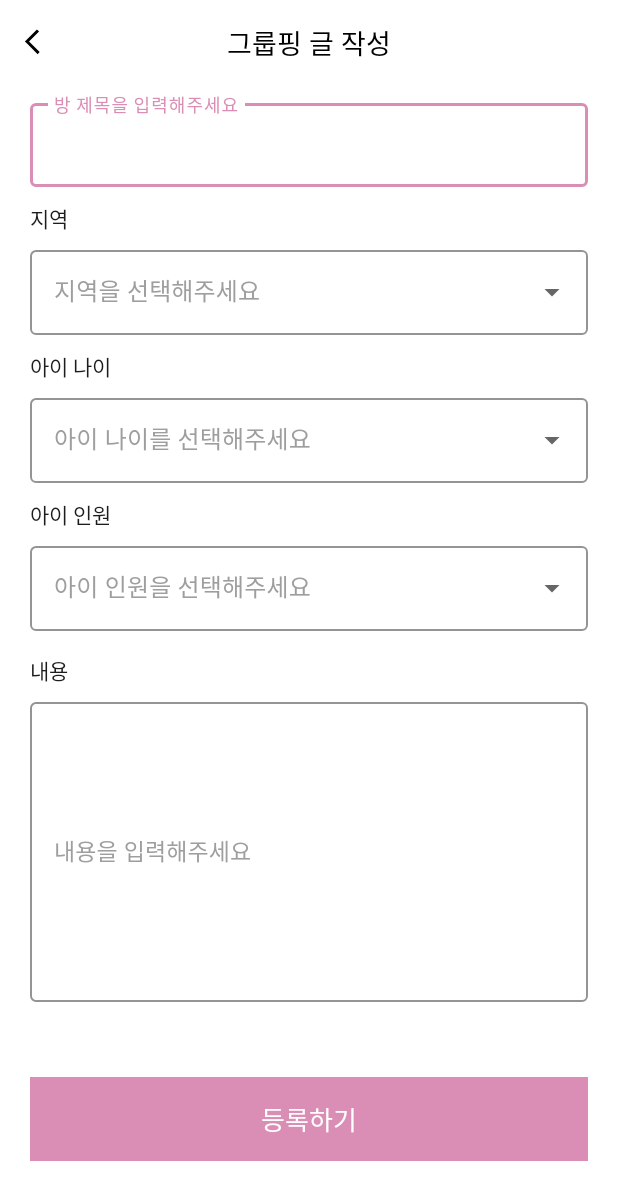
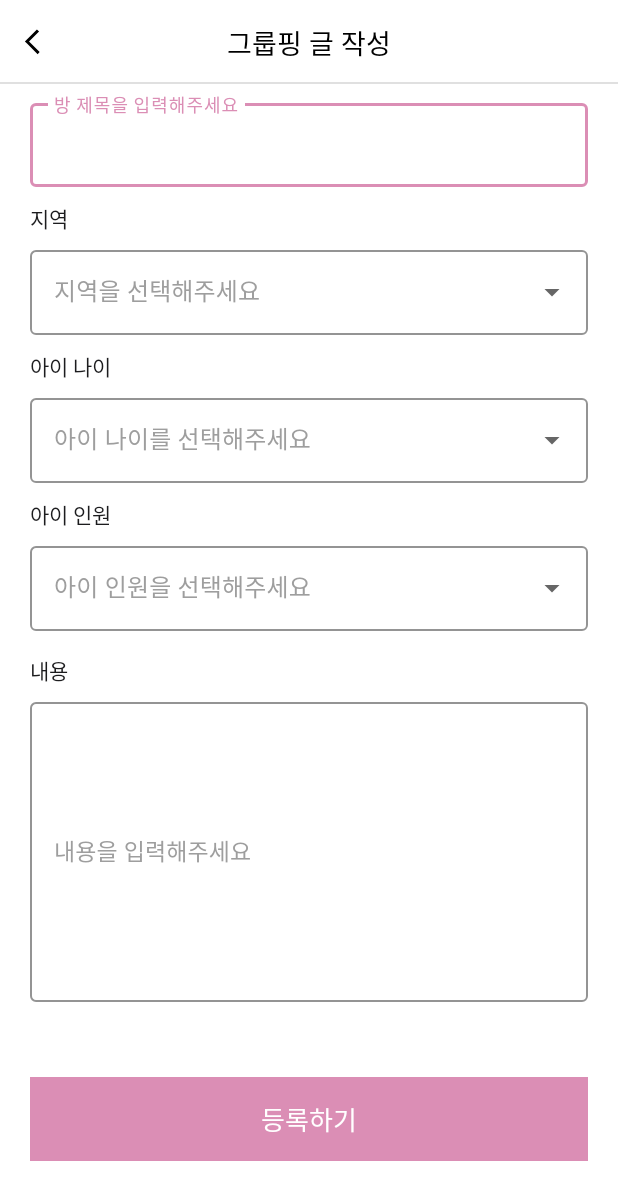
Before and after one commit to Lsunae/bebehelper-mvvm, an Android app: the GroupingCreateActivity screen opened directly, with no data from a screen before it, scrolled down 36 dp, on a phone screen of 412 x 824 dp. Shown: the top 1200 px of the screen. Run offline under Robolectric (Android 15) with nearby library versions, the phone set to English and light mode, and no system bars; our stand-ins replace Dagger/Hilt's generated code, data binding.

Commit message:
액션바 라인선 추가

```diff
--- a/app/src/main/res/layout/layout_actionbar_detail.xml
+++ b/app/src/main/res/layout/layout_actionbar_detail.xml
@@ -29,6 +29,12 @@
             app:layout_constraintTop_toTopOf="parent"
             tools:text="액션바 타이틀" />
 
+        <View
+            android:layout_width="match_parent"
+            android:layout_height="1dp"
+            app:layout_constraintBottom_toBottomOf="parent"
+            android:background="@color/gray_300"/>
+
     </androidx.constraintlayout.widget.ConstraintLayout>
 
 </layout>
```
